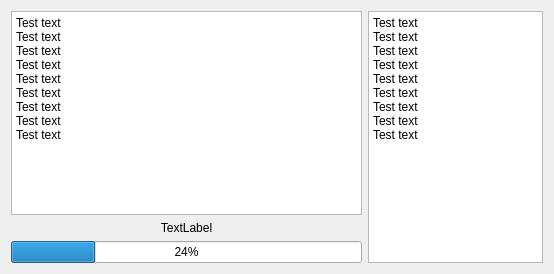
The window that sources/generating.ui (denzor200/BiffGui) describes before a commit, drawn with Qt 5.
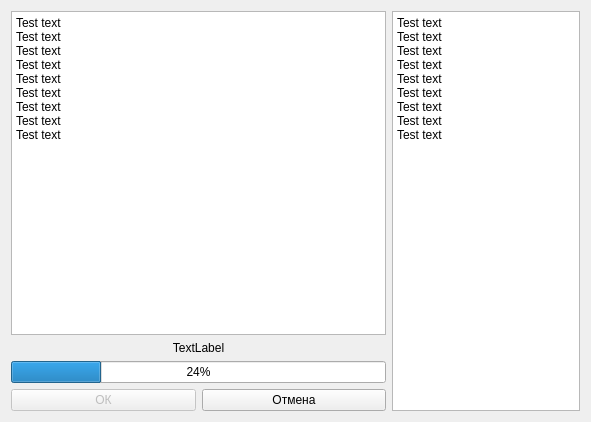
The same window after the commit.

Commit message: generating.ui: Add "OK" and "Cancel" buttons

The edit to the form file:
```diff
--- a/sources/generating.ui
+++ b/sources/generating.ui
@@ -6,16 +6,16 @@
    <rect>
     <x>0</x>
     <y>0</y>
-    <width>554</width>
-    <height>274</height>
+    <width>591</width>
+    <height>422</height>
    </rect>
   </property>
   <property name="windowTitle">
    <string>Dialog</string>
   </property>
-  <layout class="QHBoxLayout" name="horizontalLayout" stretch="2,1">
+  <layout class="QHBoxLayout" name="horizontalLayout_2" stretch="2,1">
    <item>
-    <layout class="QVBoxLayout" name="verticalLayout_7" stretch="0,0,0">
+    <layout class="QVBoxLayout" name="verticalLayout_7" stretch="0,0,0,0">
      <property name="spacing">
       <number>6</number>
      </property>
@@ -57,11 +57,35 @@
      </item>
      <item>
       <widget class="QProgressBar" name="progressBar">
+       <property name="enabled">
+        <bool>true</bool>
+       </property>
        <property name="value">
         <number>24</number>
        </property>
       </widget>
      </item>
+     <item>
+      <layout class="QHBoxLayout" name="horizontalLayout">
+       <item>
+        <widget class="QPushButton" name="pushButton">
+         <property name="enabled">
+          <bool>false</bool>
+         </property>
+         <property name="text">
+          <string>ОК</string>
+         </property>
+        </widget>
+       </item>
+       <item>
+        <widget class="QPushButton" name="pushButton_2">
+         <property name="text">
+          <string>Отмена</string>
+         </property>
+        </widget>
+       </item>
+      </layout>
+     </item>
     </layout>
    </item>
    <item>
```
